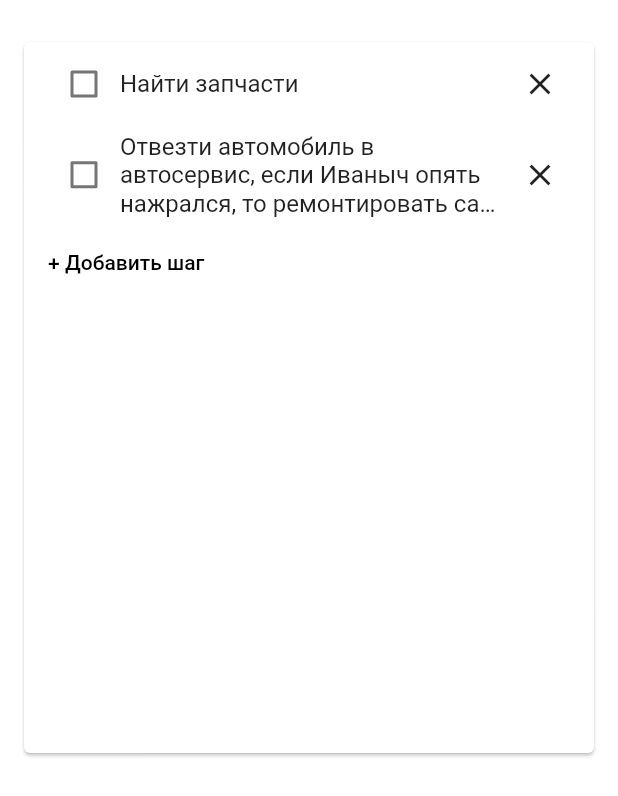
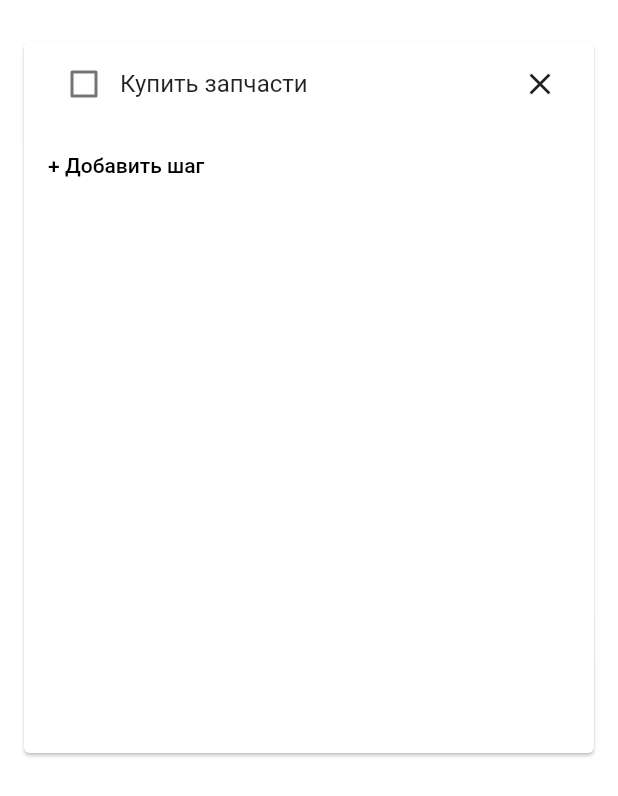
Before and after one commit to ViktorJasch/FlutterToDoApp, a Flutter app: the DetailView widget shown alone on an empty page, opened directly, after a tap on the "close" icon, on a phone screen of 412 x 824 dp. Shown: the top 796 px of the screen. Run offline on Flutter 3.47's test engine with Material 2 defaults, Android fonts, the phone set to English and light mode, and no system bars; our stand-ins replace flutter_svg.

Commit message:
Добавил удаление шага задачи

```diff
--- a/lib/screens/detail_screen.dart
+++ b/lib/screens/detail_screen.dart
@@ -1,4 +1,7 @@
 import 'package:flutter/material.dart';
+class item_manager {
+  void deleteItem(int index) {}
+}
 
 class DetailScreen extends StatelessWidget {
   DetailScreen({@required this.title});
@@ -24,7 +27,7 @@ class DetailView extends StatefulWidget {
     Step(title: "Найти запчасти", isDone: false),
     Step(
         title:
-            "Отвезти автомобиль в автосервис, если Иваныч опять нажрался, то ремонтировать самому",
+            "Купить запчасти",
         isDone: false)
   ];
 
@@ -32,7 +35,8 @@ class DetailView extends StatefulWidget {
   _DetailViewState createState() => _DetailViewState();
 }
 
-class _DetailViewState extends State<DetailView> {
+class _DetailViewState extends State<DetailView> implements item_manager {
+
   final key = GlobalKey<FormState>();
   bool shouldShowTextField = false;
 
@@ -46,7 +50,12 @@ class _DetailViewState extends State<DetailView> {
           ListView(
             shrinkWrap: true,
           children: widget.steps.map((Step step) {
-            return ListViewItem(step: step);
+           int index =  widget.steps.indexOf(step);
+            return ListViewItem(step: step, onDelete: () {
+              setState(() {
+                deleteItem(index);
+              });
+            });
           }).toList(),
         ),
           switchWidgets(),
@@ -72,8 +81,7 @@ class _DetailViewState extends State<DetailView> {
         ],
       );
     } else {
-      return WillPopScope(
-        child: Form(
+      return Form(
           key: key,
           child: TextFormField(
             onFieldSubmitted:(value) {
@@ -83,32 +91,33 @@ class _DetailViewState extends State<DetailView> {
                 });
             },
           ),
-          onWillPop: () {
-            setState(() {
-              shouldShowTextField = false;
-            });
-          },
-        ),
-      );
+
+        );
     }
+}
 
-}
+  @override
+  void deleteItem(int index) {
+    setState(() {
+      widget.steps.removeAt(index);
+    });
+  }
 
 }
 
 class ListViewItem extends StatefulWidget {
+
+  final Function onDelete;
   final Step step;
 
-  ListViewItem({@required this.step});
+
+  ListViewItem({@required this.step, @required this.onDelete});
 
   @override
-  _ListViewItemState createState() => _ListViewItemState(step: step);
+  _ListViewItemState createState() => _ListViewItemState();
 }
 
 class _ListViewItemState extends State<ListViewItem> {
-  final Step step;
-
-  _ListViewItemState({@required this.step});
 
   @override
   Widget build(BuildContext context) {
@@ -116,15 +125,15 @@ class _ListViewItemState extends State<ListViewItem> {
       title: Row(
         children: <Widget>[
           Checkbox(
-            value: step.isDone,
+            value: widget.step.isDone,
             onChanged: (bool value) {
               setState(() {
-                step.isDone = value;
+                widget.step.isDone = value;
               });
             },
           ),
           Expanded(
-            child: Text(step.title,
+            child: Text(widget.step.title,
                 textDirection: TextDirection.ltr,
                 overflow: TextOverflow.ellipsis,
                 maxLines: 3),
@@ -133,7 +142,7 @@ class _ListViewItemState extends State<ListViewItem> {
             width: 40,
             child: FlatButton(
               padding: EdgeInsets.all(0),
-              onPressed: () => deleteItem(),
+              onPressed: widget.onDelete,
               child: Icon(
                 Icons.close,
               ),
@@ -143,8 +152,6 @@ class _ListViewItemState extends State<ListViewItem> {
       ),
     );
   }
-
-  void deleteItem() {}
 }
 
 class Step {
--- a/pubspec.yaml
+++ b/pubspec.yaml
@@ -22,6 +22,8 @@ environment:
 
 dependencies:
   flutter_svg: ^0.17.4
+  keyboard_visibility: ^0.5.6
+
   flutter:
     sdk: flutter
 
```
Also changed, not shown: pubspec.lock.
